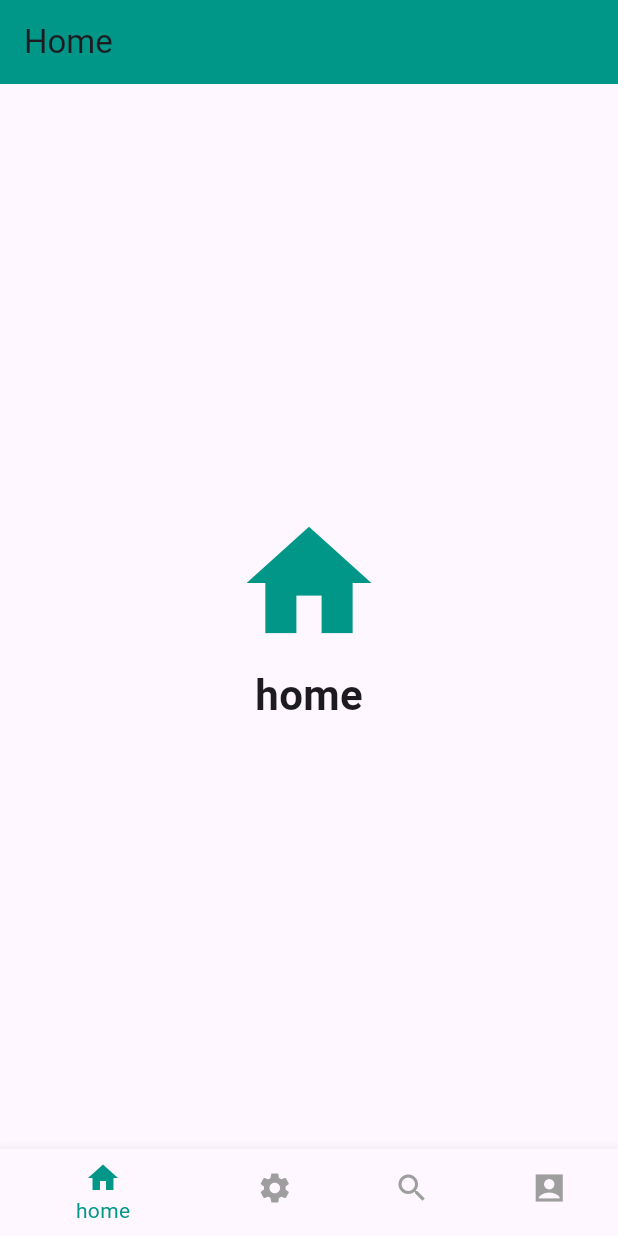
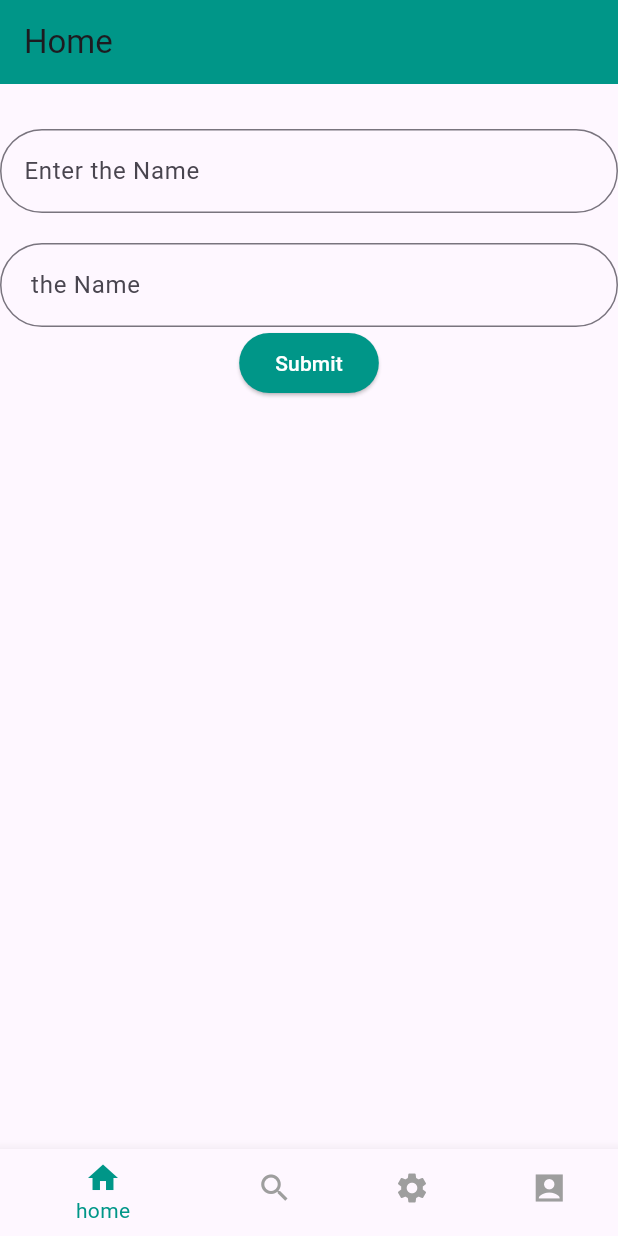
Before and after one commit to h-nusier/hashem-naser-71, a Flutter app: the screen it shows after launch, on a phone screen of 412 x 824 dp. Run offline on Flutter 3.47's test engine with Material 3 defaults, Android fonts, the phone set to English and light mode, and no system bars.

Commit message:
commit for the fourth and last task

```diff
--- a/lib/Index.dart
+++ b/lib/Index.dart
@@ -13,8 +13,8 @@ class IndexPage extends StatefulWidget {
 int _bindex = 0;
 List<Widget> _pages =[
   HomePage(),
+  SearchPage(),
   SettingsPage(),
-  SearchPage(),
   AccountPage(),
 ];
 
@@ -37,8 +37,8 @@ class _IndexPageState extends State<IndexPage> {
 
           items:[
             BottomNavigationBarItem(icon: Icon(Icons.home,),label:("home"),) ,
+            BottomNavigationBarItem(icon: Icon(Icons.search,),label:("search")),
             BottomNavigationBarItem(icon: Icon(Icons.settings,),label:("settings")),
-            BottomNavigationBarItem(icon: Icon(Icons.search,),label:("search")),
             BottomNavigationBarItem(icon: Icon(Icons.account_box_sharp,),label:("account"),
             ),
 
@@ -62,9 +62,9 @@ String _gettitle(int index){
     case 0:
       return 'Home';
     case 1:
+      return 'Search';
+    case 2:
       return 'Settings';
-    case 2:
-      return 'Search';
     case 3:
       return 'Account';
     default :
--- a/lib/home.dart
+++ b/lib/home.dart
@@ -1,19 +1,65 @@
 import 'package:flutter/material.dart';
 
-class HomePage extends StatelessWidget {
-  const HomePage({super.key});
+class HomePage extends StatefulWidget {
+  HomePage({super.key});
+
+  @override
+  State<HomePage> createState() => _HomePageState();
+}
+
+class _HomePageState extends State<HomePage> {
+  TextEditingController _controller1= TextEditingController();
+  TextEditingController _controller2= TextEditingController();
+  late String controller3;
+  void _print(){
+    setState(() {
+      _controller2.text=_controller1.text;
+    });
+  }
 
   @override
   Widget build(BuildContext context) {
-    return  Center(
-      child: Column(
-        mainAxisAlignment: MainAxisAlignment.center,
+    return Scaffold(
+      body: Column(
         children: [
-          Icon(Icons.home,color:Colors.teal , size: 100,),
-          SizedBox(height: 5,),
-          Text("home",style: TextStyle(fontSize: 28 , fontWeight: FontWeight.bold),),
+          SizedBox(height: 30,),
+          TextField(
+            decoration: InputDecoration(
+                labelText: 'Enter the Name',
+                hintText:'ahmed' ,
+                border: OutlineInputBorder(
+                    borderRadius: BorderRadius.circular(30.0)
+                )
+            ),
+            controller: _controller1,
+          ),
+          SizedBox(height: 20,),
+          TextField(
+            decoration: InputDecoration(
+                labelText: ' the Name',
+                //  hintText:'ahmed' ,
+                border: OutlineInputBorder(
+                    borderRadius: BorderRadius.circular(30.0)
+                )
+            ),
+            controller: _controller2,
+            readOnly: true,
+          ),
+          ElevatedButton(
+              style: ElevatedButton.styleFrom(
+                backgroundColor: Colors.teal,
+              ),
+              onPressed: (){
+
+                _print();
+              },
+              child: Text('Submit',style: TextStyle(color: Colors.white),),
+          ),
+
         ],
       ),
+
     );
+
   }
 }
```
Also changed, not shown: lib/search.dart (+69 -8 lines).
